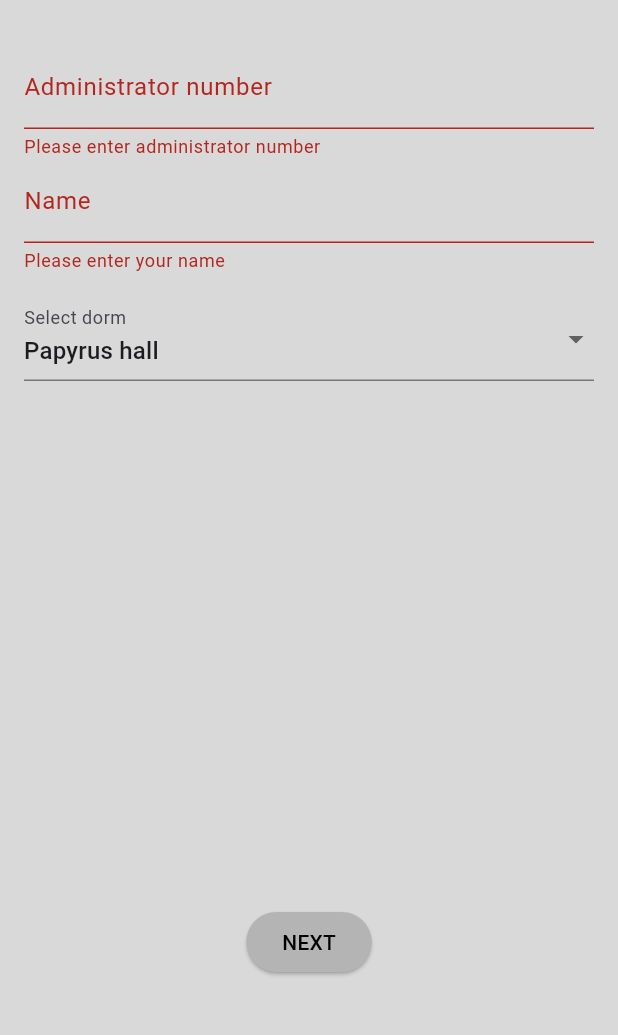
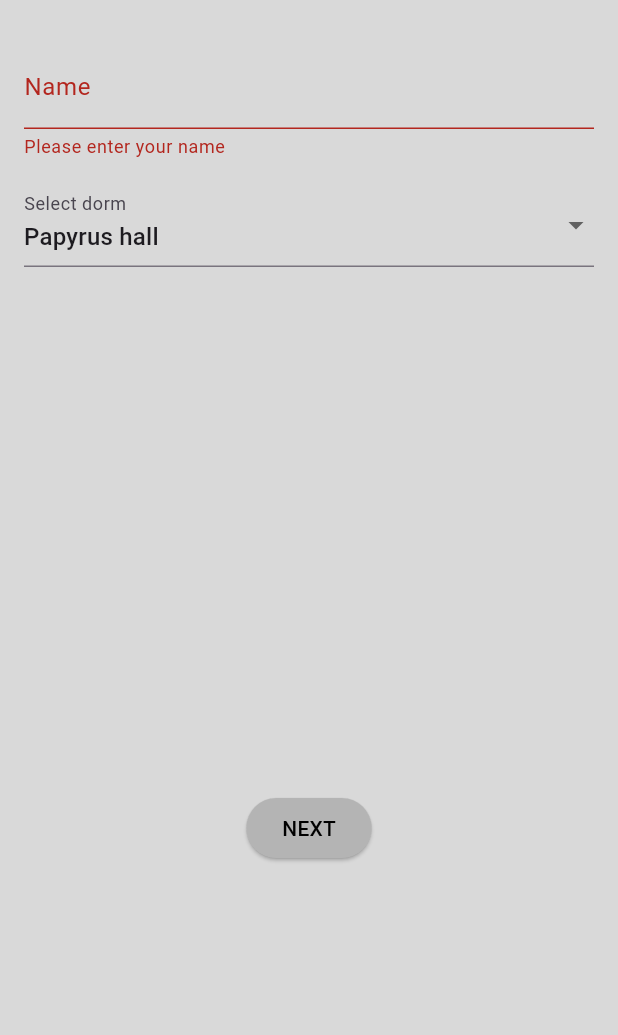
Before and after one commit to kingjh0404/HCI, a Flutter app: the PersonalInfoPage screen opened directly, after a tap on "NEXT", on a phone screen of 412 x 824 dp, the part 63-1098 px from its top. Run offline on Flutter 3.47's test engine with Material 3 defaults, Android fonts, the phone set to English and light mode, and no system bars; our stand-ins replace cloud_firestore, firebase_auth, firebase_core, google_sign_in, lottie; accounts and stored records are empty.

Commit message:
hci final

```diff
--- a/lib/2_test_screen_2/allPass.dart
+++ b/lib/2_test_screen_2/allPass.dart
@@ -77,7 +77,7 @@
 //           ],
 //         ),
 //       ),
-//     );
+//     );x
 //   }
 // }
 
--- a/lib/secretary/person_information.dart
+++ b/lib/secretary/person_information.dart
@@ -59,18 +59,18 @@ class _PersonalInfoPageState extends State<PersonalInfoPage> {
           child: Column(
             crossAxisAlignment: CrossAxisAlignment.start,
             children: [
-              TextFormField(
-                decoration: InputDecoration(labelText: 'Administrator number'),
-                validator: (value) {
-                  if (value!.isEmpty) {
-                    return 'Please enter administrator number';
-                  }
-                  return null;
-                },
-                onSaved: (value) {
-                  _adminNumber = value!;
-                },
-              ),
+              // TextFormField(
+              //   decoration: InputDecoration(labelText: 'Administrator number'),
+              //   validator: (value) {
+              //     if (value!.isEmpty) {
+              //       return 'Please enter administrator number';
+              //     }
+              //     return null;
+              //   },
+              //   onSaved: (value) {
+              //     _adminNumber = value!;
+              //   },
+              // ),
               TextFormField(
                 decoration: InputDecoration(labelText: 'Name'),
                 validator: (value) {
--- a/lib/secretary/start.dart
+++ b/lib/secretary/start.dart
@@ -20,7 +20,7 @@ class StartPage extends StatelessWidget {
                 child: Image.asset('asset/images/logo.png', )  // Specify the image path and optionally set a width
             ),
             Text(
-              '$name ($adminNumber)',
+              '$name',
               style: TextStyle(fontSize: 20, fontWeight: FontWeight.bold),
             ),
             SizedBox(height: 50),
--- a/lib/student/person_information2.dart
+++ b/lib/student/person_information2.dart
@@ -12,7 +12,7 @@ class _PersonalInfoPage2State extends State<PersonalInfoPage2> {
   String _adminNumber = '';
   String _name = '';
   String _roomNumber = '';
-  bool _pass = false;
+  bool _pass = true;
   String _dorm = 'Papyrus hall';
   final List<String> _dorms = [
     'Papyrus hall',
```
Also changed, not shown: lib/secretary/profile.dart (+4 -4 lines), pubspec.lock, 1 other file.
